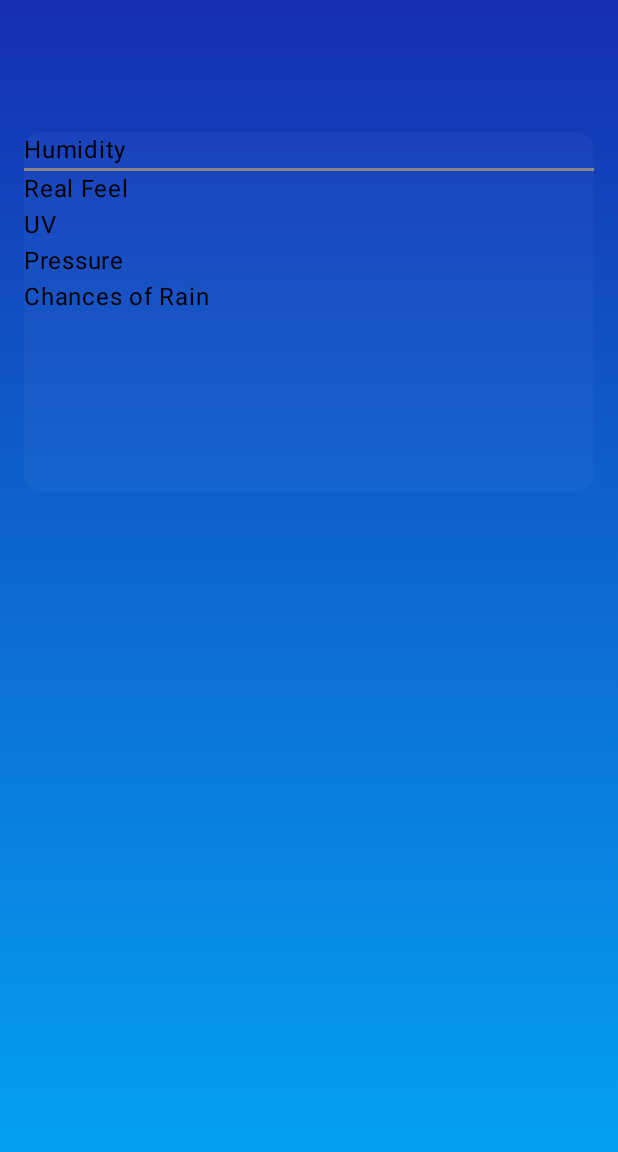
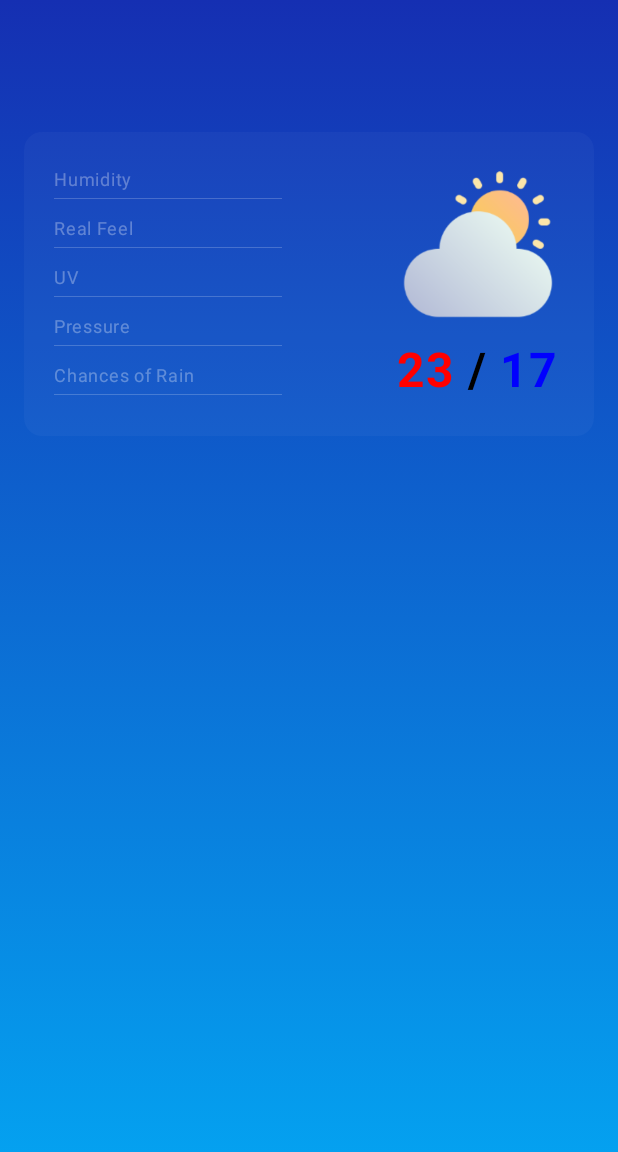
Before and after one commit to KaranJoshi1208/Lil-Cloud, an Android app built with Jetpack Compose: the @Preview function SunnyPreview, on a phone screen of 412 x 824 dp. Shown: the top 1152 px of the screen. Run offline under Robolectric (Android 15) with nearby library versions, the phone set to English and light mode, and no system bars.

Commit message:
adding extra details

```diff
--- a/app/src/main/java/com/karan/lilcloud/composeUI/SunnyScreen.kt
+++ b/app/src/main/java/com/karan/lilcloud/composeUI/SunnyScreen.kt
@@ -9,19 +9,21 @@ import androidx.compose.foundation.clickable
 import androidx.compose.foundation.layout.Arrangement
 import androidx.compose.foundation.layout.Box
 import androidx.compose.foundation.layout.Column
+import androidx.compose.foundation.layout.IntrinsicSize
 import androidx.compose.foundation.layout.Row
 import androidx.compose.foundation.layout.Spacer
+import androidx.compose.foundation.layout.fillMaxHeight
 import androidx.compose.foundation.layout.fillMaxSize
 import androidx.compose.foundation.layout.fillMaxWidth
 import androidx.compose.foundation.layout.height
 import androidx.compose.foundation.layout.padding
 import androidx.compose.foundation.layout.size
+import androidx.compose.foundation.layout.width
 import androidx.compose.foundation.rememberScrollState
 import androidx.compose.foundation.verticalScroll
 import androidx.compose.material3.AlertDialog
 import androidx.compose.material3.Card
 import androidx.compose.material3.CardDefaults
-import androidx.compose.material3.CardElevation
 import androidx.compose.material3.MaterialTheme
 import androidx.compose.material3.Text
 import androidx.compose.runtime.Composable
@@ -39,6 +41,7 @@ import androidx.compose.ui.text.TextStyle
 import androidx.compose.ui.text.font.FontWeight
 import androidx.compose.ui.text.style.TextAlign
 import androidx.compose.ui.tooling.preview.Preview
+import androidx.compose.ui.unit.TextUnit
 import androidx.compose.ui.unit.dp
 import androidx.compose.ui.unit.sp
 import com.karan.lilcloud.model.accuWeather.CurrentConditionResponse.CurrentConditionResponseItem
@@ -220,56 +223,114 @@ fun WeatherDetails(scrollState: ScrollState, modifier: Modifier = Modifier) {
             Row(
                 modifier = Modifier
                     .fillMaxWidth()
+                    .height(IntrinsicSize.Min)
+                    .padding(12.dp)
                 ,
                 horizontalArrangement = Arrangement.SpaceBetween
             ) {
                 Column(
                     modifier = Modifier
-                        .fillMaxWidth()
+                        .fillMaxHeight()
+                        .weight(1f)
+                        .padding(start = 8.dp)
+                    ,
+//                    verticalArrangement = Arrangement.SpaceEvenly,
+
                 ) {
                     Text(
-                        text = "Humidity"
+                        text = "Humidity",
+                        fontSize = 12.sp,
+                        color = Color(0x50FFFFFF),
+                        modifier = Modifier
+                            .padding(top = 8.dp)
+                        ,
                     )
-
                     Spacer(
                         modifier = Modifier
-                            .fillMaxWidth()
-                            .height(2.dp)
-                            .background(Color.Gray)
+                            .fillMaxWidth(0.7f)
+                            .height(0.5.dp)
+                            .background(Color(0x33FFFFFF))
+//                            .padding(horizontal = 4.dp)
+                        ,
+                    )
+                    Text(
+                        text = "Real Feel",
+                        fontSize = 12.sp,
+                        color = Color(0x50FFFFFF),
+                        modifier = Modifier
+                            .padding(top = 8.dp)
+                        ,
+                    )
+                    Spacer(
+                        modifier = Modifier
+                            .fillMaxWidth(0.7f)
+                            .height(0.5.dp)
+                            .background(Color(0x33FFFFFF))
                             .padding(horizontal = 4.dp)
                         ,
                     )
-
-
                     Text(
-                        text = "Real Feel"
+                        text = "UV",
+                        fontSize = 12.sp,
+                        color = Color(0x50FFFFFF),
+                        modifier = Modifier
+                            .padding(top = 8.dp)
+                        ,
+                    )
+                    Spacer(
+                        modifier = Modifier
+                            .fillMaxWidth(0.7f)
+                            .height(0.5.dp)
+                            .background(Color(0x33FFFFFF))
+                            .padding(horizontal = 4.dp)
+                        ,
                     )
                     Text(
-                        text = "UV"
+                        text = "Pressure",
+                        fontSize = 12.sp,
+                        color = Color(0x50FFFFFF),
+                        modifier = Modifier
+                            .padding(top = 8.dp)
+                        ,
+                    )
+                    Spacer(
+                        modifier = Modifier
+                            .fillMaxWidth(0.7f)
+                            .height(0.5.dp)
+                            .background(Color(0x33FFFFFF))
+                            .padding(horizontal = 4.dp)
+                        ,
                     )
                     Text(
-                        text = "Pressure"
+                        text = "Chances of Rain",
+                        fontSize = 12.sp,
+                        color = Color(0x50FFFFFF),
+                        modifier = Modifier
+                            .padding(top = 8.dp)
+                        ,
                     )
-                    Text(
-                        text = "Chances of Rain"
+                    Spacer(
+                        modifier = Modifier
+                            .fillMaxWidth(0.7f)
+                            .height(0.5.dp)
+                            .background(Color(0x33FFFFFF))
+                            .padding(horizontal = 4.dp)
+                        ,
                     )
                 }
 
 
-                Spacer(
-                    modifier = Modifier
-                )
-
                 Column(
                     modifier = Modifier
-                        .padding(16.dp)
+                        .padding(12.dp)
+//                        .weight(1f)
                     ,
                     horizontalAlignment = Alignment.CenterHorizontally
                 ) {
                     Image(
                         painter = painterResource(id = R.drawable.cloudy_sunny),
                         contentDescription = "Weather Icon",
-                        modifier = Modifier.size(84.dp)
+                        modifier = Modifier.size(100.dp)
                     )
 
                     Spacer(modifier = Modifier.height(16.dp))
@@ -277,18 +338,18 @@ fun WeatherDetails(scrollState: ScrollState, modifier: Modifier = Modifier) {
                     Row {
                         Text(
                             text = "23",
-                            style = MaterialTheme.typography.headlineMedium,
+                            fontSize = 32.sp,
                             fontWeight = FontWeight.Bold,
                             color = Color.Red
                         )
                         Text(
                             text = " / ",
-                            style = MaterialTheme.typography.headlineMedium,
+                            fontSize = 32.sp,
                             fontWeight = FontWeight.Bold
                         )
                         Text(
                             text = "17",
-                            style = MaterialTheme.typography.headlineMedium,
+                            fontSize = 32.sp,
                             fontWeight = FontWeight.Bold,
                             color = Color.Blue
                         )
```
